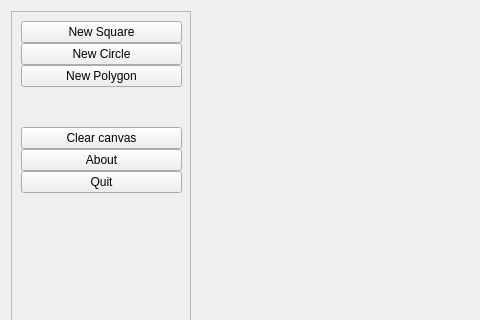
Qt form MainWindow.ui (Fuuzetsu/cwk1-cm20219-2013) before a commit; both pictures show x 0 to 480 and y 0 to 320 of the 794 by 848 pixel window.
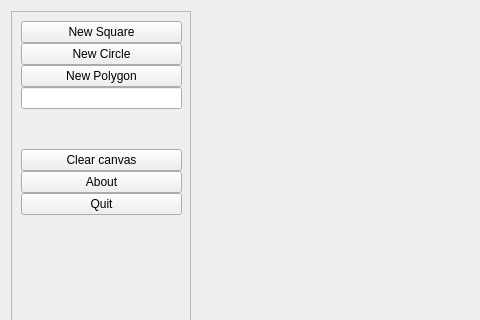
The same form after that commit. Custom widgets are drawn as their Qt base class.

Commit message: On-interface polygon drawing

```diff
--- a/MainWindow.ui
+++ b/MainWindow.ui
@@ -78,6 +78,9 @@
          </property>
         </widget>
        </item>
+       <item>
+        <widget class="QLineEdit" name="polygonEdit"/>
+       </item>
        <item>
         <spacer name="verticalSpacer_2">
          <property name="orientation">
```
Left out of the diff: 64 changed lines with no effect on the pictures. The commit also changes 4 other files.
